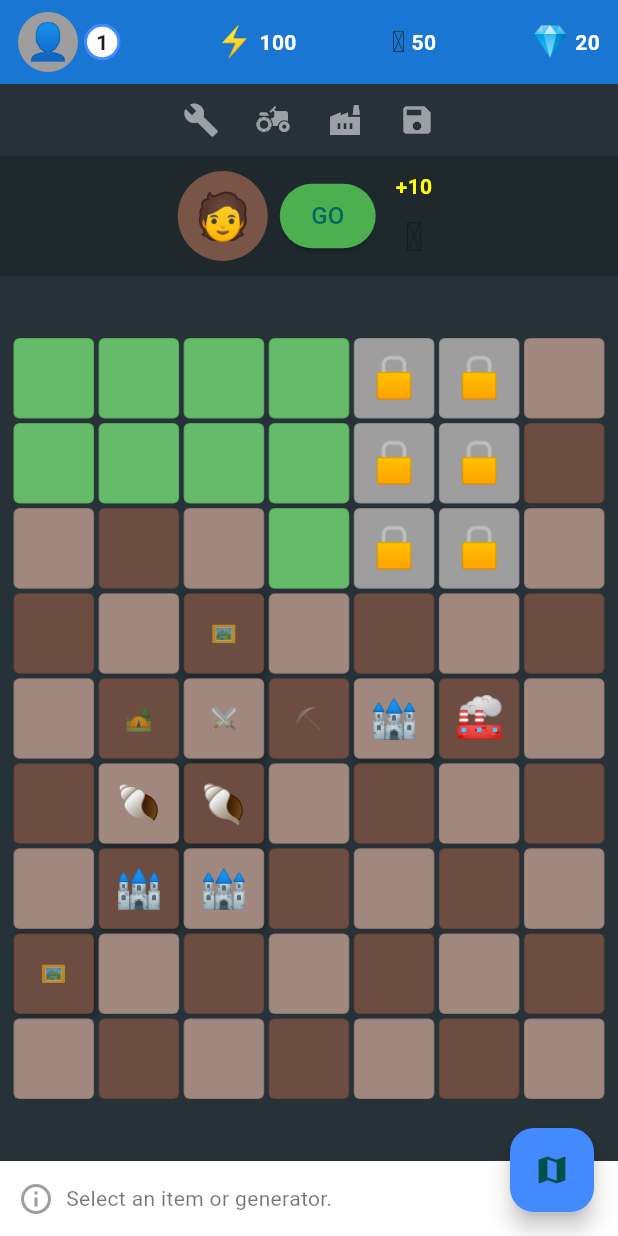
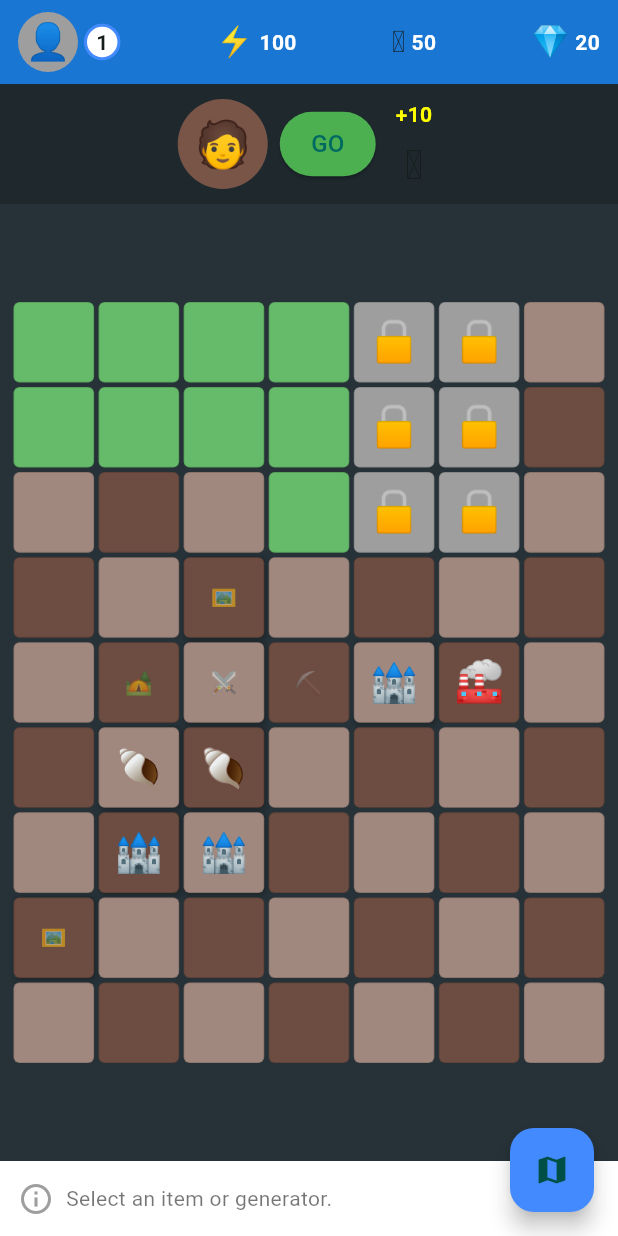
Before and after one commit to Intiserahmed/Merger, a Flutter app: the screen it shows after launch, on a phone screen of 412 x 824 dp. Run offline on Flutter 3.47's test engine with Material 3 defaults, Android fonts, the phone set to English and light mode, and no system bars; our stand-ins replace flutter_riverpod, isar; accounts and stored records are empty; generated files the repository leaves out were written again; statements that could not run were skipped.

Commit message:
removed the manual save bar

```diff
--- a/lib/widgets/game_grid_screen.dart
+++ b/lib/widgets/game_grid_screen.dart
@@ -333,53 +333,7 @@ class _GameGridScreenState extends ConsumerState<GameGridScreen> {
         children: [
           // --- Top HUD ---
           const GameGridHud(), // Use the new widget
-          // --- Debug Buttons (Optional) ---
-          Row(
-            /* ... keep debug buttons if needed ... */
-            mainAxisAlignment: MainAxisAlignment.center,
-            children: [
-              IconButton(
-                icon: const Icon(Icons.build, color: Colors.white54),
-                tooltip: 'Place Camp (Debug)',
-                onPressed:
-                    () => ref
-                        .read(grid.gridProvider.notifier)
-                        .placeGenerator(1, 1, '🏕️'),
-              ),
-              IconButton(
-                icon: const Icon(Icons.agriculture, color: Colors.white54),
-                tooltip: 'Place Mine (Debug)',
-                onPressed:
-                    () => ref
-                        .read(grid.gridProvider.notifier)
-                        .placeGenerator(2, 2, '⛏️'),
-              ),
-              IconButton(
-                icon: const Icon(Icons.factory, color: Colors.white54),
-                tooltip: 'Place Workshop (Debug)',
-                onPressed:
-                    () => ref
-                        .read(grid.gridProvider.notifier)
-                        .placeGenerator(3, 3, '🏭'),
-              ),
-              IconButton(
-                icon: const Icon(Icons.save, color: Colors.white54),
-                tooltip: 'Save Game State (Debug)',
-                onPressed: () async {
-                  final container = ProviderScope.containerOf(context);
-                  await GameService(isar, container).saveGame();
-                  if (mounted) {
-                    ScaffoldMessenger.of(context).showSnackBar(
-                      const SnackBar(
-                        content: Text("Game state saved!"),
-                        duration: Duration(seconds: 1),
-                      ),
-                    );
-                  }
-                },
-              ),
-            ],
-          ),
+          // --- Debug Buttons Row Removed ---
 
           // --- Order Display ---
           const GameGridOrders(), // Use the new widget
```
